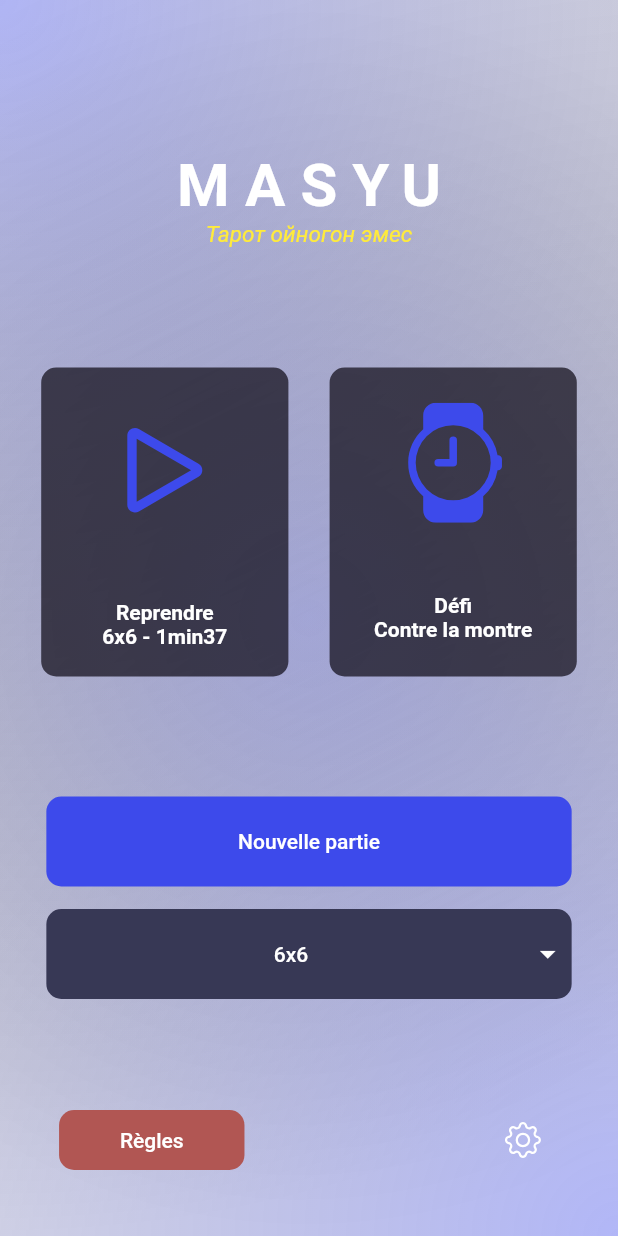
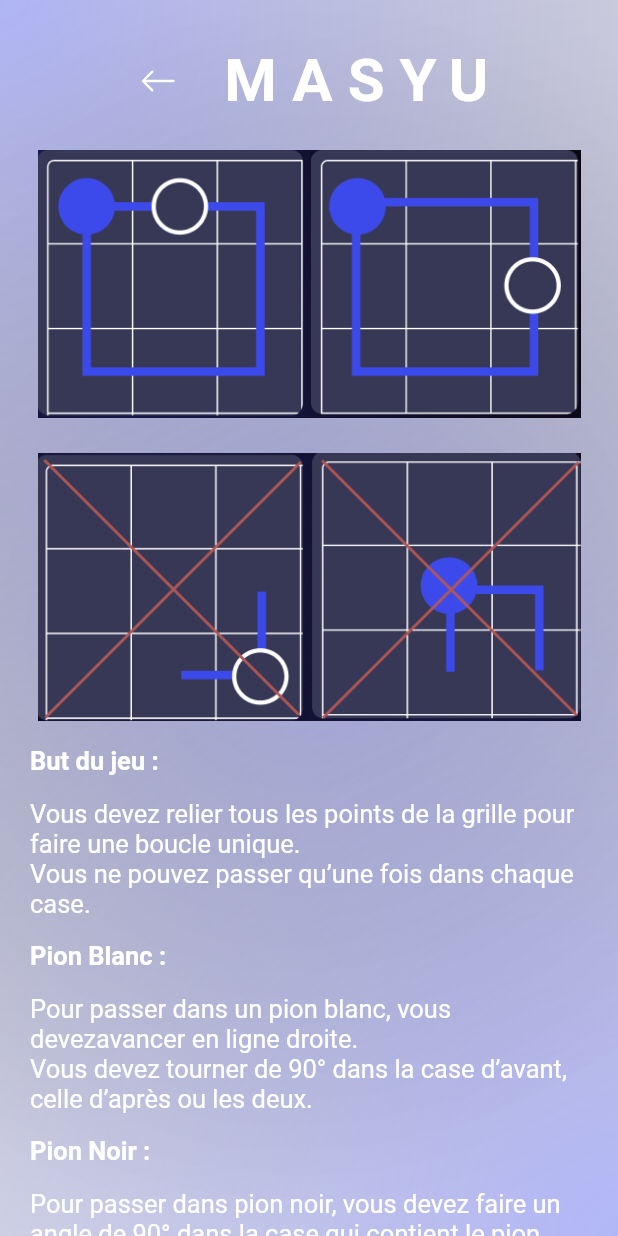
Before and after one commit to UnboringCompany/MasyuApp, a Flutter app: the screen it shows after launch, after a tap on "Règles", on a phone screen of 412 x 824 dp. Run offline on Flutter 3.47's test engine with Material 2 defaults, Android fonts, the phone set to English and light mode, and no system bars; our stand-ins replace bootstrap_icons, firebase_core, get; missing offline and left inert: flutter_volume_controller; accounts and stored records are empty.

Commit message:
Feat : page rule.dart

```diff
--- a/lib/main.dart
+++ b/lib/main.dart
@@ -3,6 +3,7 @@
 import 'package:masyu_app/objects/cell.dart';
 import 'package:masyu_app/objects/trait.dart';
 import 'package:flutter/services.dart';
+import 'package:masyu_app/rule.dart';
 import 'package:masyu_app/setings.dart';
 import 'package:masyu_app/widgets/citation.dart';
 import 'package:masyu_app/widgets/sizedropdown.dart';
@@ -46,13 +47,20 @@
 }
 
 class _MenuState extends State<MenuPage> {
-
-
   void seeSettings() {
     Navigator.pushReplacement<void, void>(
       context,
       MaterialPageRoute<void>(
         builder: (BuildContext context) => const Settings(),
+      ),
+    );
+  }
+
+  void seeRules() {
+    Navigator.pushReplacement<void, void>(
+      context,
+      MaterialPageRoute<void>(
+        builder: (BuildContext context) => const Rule(),
       ),
     );
   }
@@ -121,7 +129,7 @@
                     color: Color(0xffB15653),
                     borderRadius: BorderRadius.circular(10)),
                 child: ElevatedButton(
-                    onPressed: () {},
+                    onPressed: seeRules,
                     style: ElevatedButton.styleFrom(
                       primary: Colors.transparent,
                       elevation: 0,
--- /dev/null
+++ b/lib/rule.dart
@@ -0,0 +1,142 @@
+import 'main.dart';
+import 'package:bootstrap_icons/bootstrap_icons.dart';
+import 'package:flutter/material.dart';
+import 'package:flutter_volume_controller/flutter_volume_controller.dart';
+import 'package:masyu_app/widgets/core.dart';
+import 'package:masyu_app/widgets/tile.dart';
+
+class Rule extends StatefulWidget {
+  const Rule({super.key});
+
+  @override
+  State<Rule> createState() => _Rule();
+}
+
+class _Rule extends State<Rule> {
+  void seeHomePage() {
+    Navigator.pushReplacement<void, void>(
+      context,
+      MaterialPageRoute<void>(
+        builder: (BuildContext context) => const MenuPage(),
+      ),
+    );
+  }
+
+  @override
+  Widget build(BuildContext context) {
+    return CoreWidget(
+        child: Center(
+            child: Column(children: [
+      const SizedBox(height: 30),
+      Row(mainAxisAlignment: MainAxisAlignment.center, children: [
+        IconButton(
+            onPressed: seeHomePage,
+            icon: Icon(
+              BootstrapIcons.arrow_left,
+              color: Colors.white,
+              size: 25,
+            )),
+        const SizedBox(width: 15),
+        const Text("MASYU",
+            style: TextStyle(
+                color: Colors.white,
+                letterSpacing: 10,
+                fontSize: 40,
+                fontWeight: FontWeight.w600))
+      ]),
+      const SizedBox(height: 20),
+      Row(
+        mainAxisAlignment: MainAxisAlignment.center,
+        children: [
+          Image.asset(
+            'asset/rule1.png',
+            width: 181,
+            height: 182.31,
+          ),
+          Image.asset(
+            'asset/rule2.png',
+            width: 181,
+            height: 182.31,
+          )
+        ],
+      ),
+      const SizedBox(height: 20),
+      Row(mainAxisAlignment: MainAxisAlignment.center, children: [
+        Image.asset(
+          'asset/rule3.png',
+          width: 181,
+          height: 182.31,
+        ),
+        Image.asset(
+          'asset/rule4.png',
+          width: 181,
+          height: 182.31,
+        )
+      ]),
+      const SizedBox(height: 15),
+      Container(
+          alignment: Alignment.centerLeft,
+          margin: const EdgeInsets.only(left: 20.0, right: 20.0),
+          child: const Column(
+              crossAxisAlignment: CrossAxisAlignment.start,
+              children: [
+                Text(
+                  "But du jeu :",
+                  textAlign: TextAlign.left,
+                  style: TextStyle(
+                    color: Colors.white,
+                    fontWeight: FontWeight.bold,
+                    fontSize: 17,
+                  ),
+                ),
+                SizedBox(height: 15),
+                Text(
+                  "Vous devez relier tous les points de la grille pour faire une boucle unique.\nVous ne pouvez passer qu’une fois dans chaque case.",
+                  style: TextStyle(
+                    color: Colors.white,
+                    fontSize: 17,
+                  ),
+                  textAlign: TextAlign.left,
+                ),
+                SizedBox(height: 15),
+                Text(
+                  "Pion Blanc :",
+                  textAlign: TextAlign.left,
+                  style: TextStyle(
+                    color: Colors.white,
+                    fontWeight: FontWeight.bold,
+                    fontSize: 17,
+                  ),
+                ),
+                SizedBox(height: 15),
+                Text(
+                  "Pour passer dans un pion blanc, vous devezavancer en ligne droite.\nVous devez tourner de 90° dans la case d’avant, celle d’après ou les deux.",
+                  style: TextStyle(
+                    color: Colors.white,
+                    fontSize: 17,
+                  ),
+                  textAlign: TextAlign.left,
+                ),
+                SizedBox(height: 15),
+                Text(
+                  "Pion Noir :",
+                  textAlign: TextAlign.left,
+                  style: TextStyle(
+                    color: Colors.white,
+                    fontWeight: FontWeight.bold,
+                    fontSize: 17,
+                  ),
+                ),
+                SizedBox(height: 15),
+                Text(
+                  "Pour passer dans pion noir, vous devez faire un angle de 90° dans la case qui contient le pion.\nVous ne devez surtout pas tourner dans les cases juste avant et juste après.",
+                  style: TextStyle(
+                    color: Colors.white,
+                    fontSize: 17,
+                  ),
+                  textAlign: TextAlign.left,
+                ),
+              ]))
+    ])));
+  }
+}
--- a/pubspec.yaml
+++ b/pubspec.yaml
@@ -59,6 +59,10 @@
 flutter:
   assets:
     - asset/Citation.txt
+    - asset/rule1.png
+    - asset/rule2.png
+    - asset/rule3.png
+    - asset/rule4.png
   # The following line ensures that the Material Icons font is
   # included with your application, so that you can use the icons in
   # the material Icons class.
```
Also changed, not shown: asset/rule1.png (added), asset/rule2.png (added), asset/rule3.png (added), asset/rule4.png (added).
